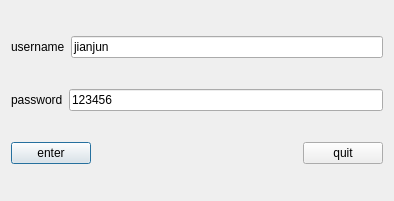
leetcode-1533/Qt_MVC_MYSQL, file w_login.ui: the form before one commit.
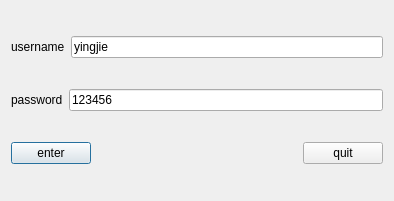
The form after the commit.

```diff
--- a/w_login.ui
+++ b/w_login.ui
@@ -26,7 +26,7 @@
      <item>
       <widget class="QLineEdit" name="line_user">
        <property name="text">
-        <string>jianjun</string>
+        <string>yingjie</string>
        </property>
       </widget>
      </item>
```
